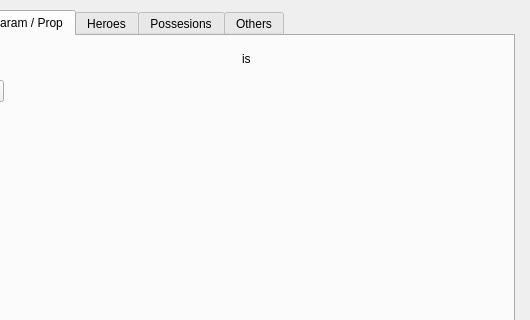
Qt form Editor/Dialogs/Commands/dialogcommandconditions.ui (RPG-Paper-Maker/RPG-Paper-Maker) before a commit; both pictures show x 94 to 624 and y 0 to 320 of the 624 by 456 pixel window.
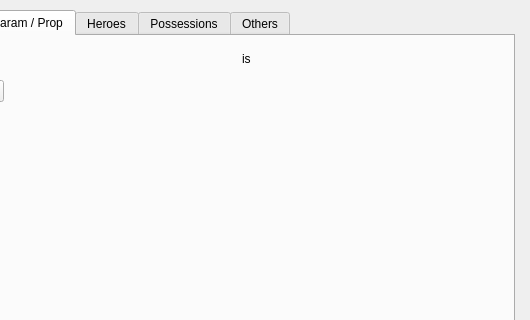
The same form after that commit. Custom widgets are drawn as their Qt base class.

Commit message: Condition possessions name in tab

```diff
--- a/Editor/Dialogs/Commands/dialogcommandconditions.ui
+++ b/Editor/Dialogs/Commands/dialogcommandconditions.ui
@@ -639,7 +639,7 @@
        </widget>
        <widget class="QWidget" name="tab_3">
         <attribute name="title">
-         <string>Possesions</string>
+         <string>Possessions</string>
         </attribute>
         <layout class="QGridLayout" name="gridLayout_5">
          <item row="0" column="0">
```
